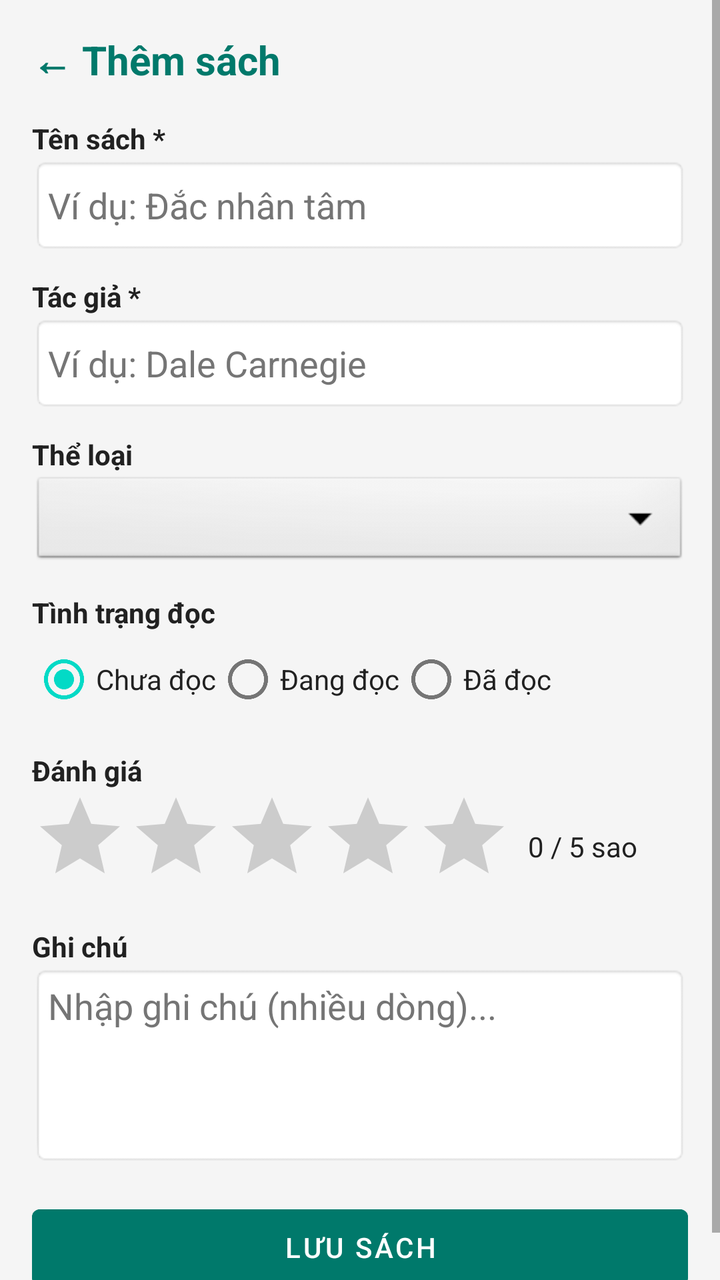
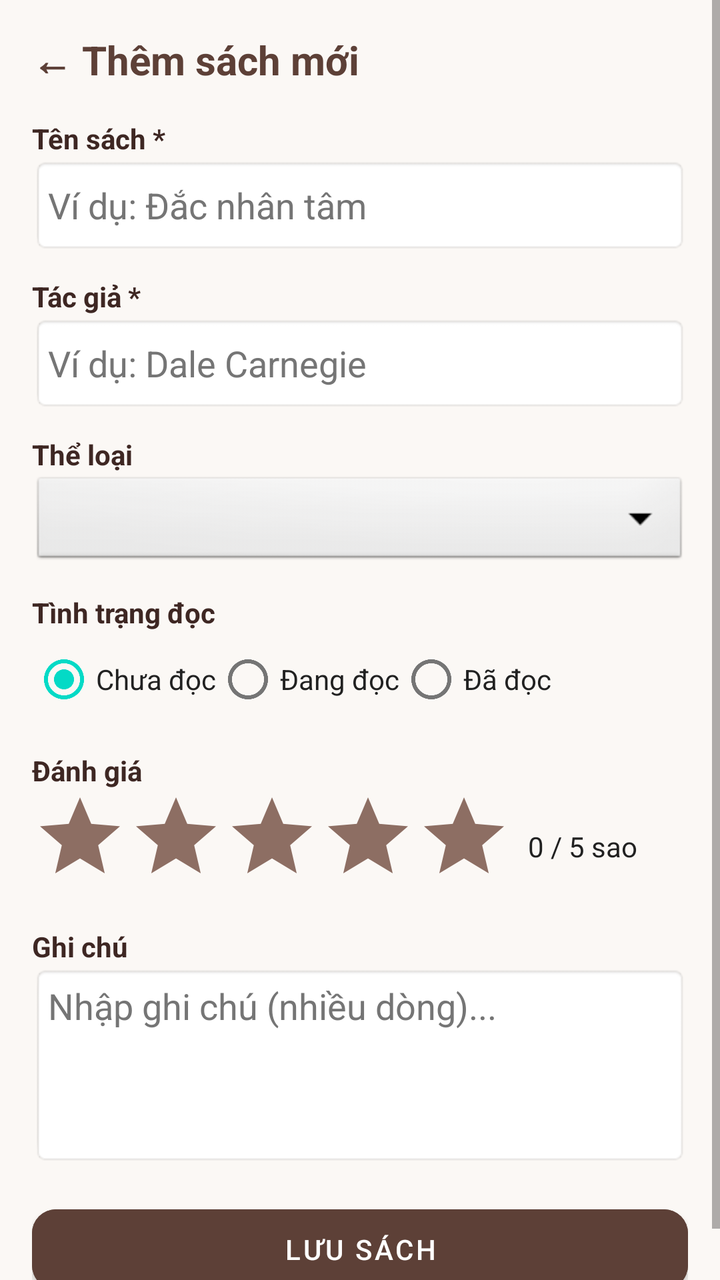

Screens rendered from an Android XML layout before and after an edit, with the pre-edit source and the edit as a unified diff.
<!-- AndroidManifest.xml: application theme Theme.MaterialComponents.DayNight.NoActionBar -->
<!-- res/layout/activity_add_book.xml -->
<?xml version="1.0" encoding="utf-8"?>
<ScrollView xmlns:android="http://schemas.android.com/apk/res/android"
    android:layout_width="match_parent"
    android:layout_height="match_parent"
    android:background="#F5F5F5">

    <LinearLayout
        android:layout_width="match_parent"
        android:layout_height="wrap_content"
        android:orientation="vertical"
        android:padding="16dp">

        <TextView
            android:layout_width="wrap_content"
            android:layout_height="wrap_content"
            android:text="← Thêm sách"
            android:textSize="20sp"
            android:textStyle="bold"
            android:textColor="#00796B"
            android:layout_marginBottom="16dp"/>

        <TextView
            android:layout_width="match_parent"
            android:layout_height="wrap_content"
            android:text="Tên sách *"
            android:textColor="#212121"
            android:textStyle="bold"/>
        <EditText
            android:id="@+id/etTitle"
            android:layout_width="match_parent"
            android:layout_height="48dp"
            android:hint="Ví dụ: Đắc nhân tâm"
            android:textColor="#212121"
            android:textColorHint="#757575"
            android:background="@android:drawable/editbox_background"
            android:padding="8dp"
            android:layout_marginBottom="12dp"/>

        <TextView
            android:layout_width="match_parent"
            android:layout_height="wrap_content"
            android:text="Tác giả *"
            android:textColor="#212121"
            android:textStyle="bold"/>
        <EditText
            android:id="@+id/etAuthor"
            android:layout_width="match_parent"
            android:layout_height="48dp"
            android:hint="Ví dụ: Dale Carnegie"
            android:textColor="#212121"
            android:textColorHint="#757575"
            android:background="@android:drawable/editbox_background"
            android:padding="8dp"
            android:layout_marginBottom="12dp"/>

        <TextView
            android:layout_width="match_parent"
            android:layout_height="wrap_content"
            android:text="Thể loại"
            android:textColor="#212121"
            android:textStyle="bold"/>
        <Spinner
            android:id="@+id/spCategory"
            android:layout_width="match_parent"
            android:layout_height="48dp"
            android:background="@android:drawable/btn_dropdown"
            android:layout_marginBottom="12dp"/>

        <TextView
            android:layout_width="match_parent"
            android:layout_height="wrap_content"
            android:text="Tình trạng đọc"
            android:textColor="#212121"
            android:textStyle="bold"/>
        <RadioGroup
            android:id="@+id/rgStatus"
            android:layout_width="match_parent"
            android:layout_height="wrap_content"
            android:orientation="horizontal"
            android:layout_marginBottom="12dp">
            <RadioButton
                android:id="@+id/rbUnread"
                android:layout_width="wrap_content"
                android:layout_height="wrap_content"
                android:text="Chưa đọc"
                android:textColor="#212121"
                android:checked="true"/>
            <RadioButton
                android:id="@+id/rbReading"
                android:layout_width="wrap_content"
                android:layout_height="wrap_content"
                android:text="Đang đọc"
                android:textColor="#212121"/>
            <RadioButton
                android:id="@+id/rbRead"
                android:layout_width="wrap_content"
                android:layout_height="wrap_content"
                android:text="Đã đọc"
                android:textColor="#212121"/>
        </RadioGroup>

        <TextView
            android:layout_width="match_parent"
            android:layout_height="wrap_content"
            android:text="Đánh giá"
            android:textColor="#212121"
            android:textStyle="bold"/>
        <LinearLayout
            android:layout_width="match_parent"
            android:layout_height="wrap_content"
            android:orientation="horizontal"
            android:gravity="center_vertical"
            android:layout_marginBottom="12dp">

            
            <RatingBar
                android:id="@+id/rbRatingAdd"
                android:layout_width="wrap_content"
                android:layout_height="wrap_content"
                android:numStars="5"
                android:stepSize="1"
                android:progressTint="#FFB300"
                android:progressBackgroundTint="#CCCCCC"/>

            <TextView
                android:id="@+id/tvRatingValue"
                android:layout_width="wrap_content"
                android:layout_height="wrap_content"
                android:text="0 / 5 sao"
                android:textColor="#212121"
                android:layout_marginStart="8dp"/>
        </LinearLayout>

        <TextView
            android:layout_width="match_parent"
            android:layout_height="wrap_content"
            android:text="Ghi chú"
            android:textColor="#212121"
            android:textStyle="bold"/>
        <EditText
            android:id="@+id/etNote"
            android:layout_width="match_parent"
            android:layout_height="100dp"
            android:hint="Nhập ghi chú (nhiều dòng)..."
            android:textColor="#212121"
            android:textColorHint="#757575"
            android:inputType="textMultiLine"
            android:gravity="top"
            android:background="@android:drawable/editbox_background"
            android:padding="8dp"
            android:layout_marginBottom="16dp"/>

        <Button
            android:id="@+id/btnSave"
            android:layout_width="match_parent"
            android:layout_height="50dp"
            android:text="Lưu sách"
            android:textColor="#FFFFFF"
            android:backgroundTint="#00796B"/>
    </LinearLayout>
</ScrollView>
<!-- resources referenced by this layout -->
<resources>

</resources>

<!-- the commit's change to res/layout/activity_add_book.xml (unified diff, before → after) -->
@@ -1,8 +1,9 @@
 <?xml version="1.0" encoding="utf-8"?>
 <ScrollView xmlns:android="http://schemas.android.com/apk/res/android"
+    xmlns:app="http://schemas.android.com/apk/res-auto"
     android:layout_width="match_parent"
     android:layout_height="match_parent"
-    android:background="#F5F5F5">
+    android:background="#FBF8F5">
 
     <LinearLayout
         android:layout_width="match_parent"
@@ -13,149 +14,168 @@
         <TextView
             android:layout_width="wrap_content"
             android:layout_height="wrap_content"
-            android:text="← Thêm sách"
+            android:layout_marginBottom="16dp"
+            android:text="← Thêm sách mới"
+            android:textColor="#5D4037"
             android:textSize="20sp"
-            android:textStyle="bold"
-            android:textColor="#00796B"
-            android:layout_marginBottom="16dp"/>
+            android:textStyle="bold" />
 
         <TextView
             android:layout_width="match_parent"
             android:layout_height="wrap_content"
             android:text="Tên sách *"
-            android:textColor="#212121"
-            android:textStyle="bold"/>
+            android:textColor="#3E2723"
+            android:textStyle="bold" />
+
+        
         <EditText
             android:id="@+id/etTitle"
             android:layout_width="match_parent"
             android:layout_height="48dp"
+            android:layout_marginBottom="12dp"
+            android:background="@android:drawable/editbox_background"
             android:hint="Ví dụ: Đắc nhân tâm"
+            android:imeOptions="actionNext"
+            android:inputType="text"
+            android:maxLines="1"
+            android:padding="8dp"
+            android:singleLine="true"
             android:textColor="#212121"
-            android:textColorHint="#757575"
-            android:background="@android:drawable/editbox_background"
-            android:padding="8dp"
-            android:layout_marginBottom="12dp"/>
+            android:textColorHint="#757575" />
 
         <TextView
             android:layout_width="match_parent"
             android:layout_height="wrap_content"
             android:text="Tác giả *"
-            android:textColor="#212121"
-            android:textStyle="bold"/>
+            android:textColor="#3E2723"
+            android:textStyle="bold" />
+
+        
         <EditText
             android:id="@+id/etAuthor"
             android:layout_width="match_parent"
             android:layout_height="48dp"
+            android:layout_marginBottom="12dp"
+            android:background="@android:drawable/editbox_background"
             android:hint="Ví dụ: Dale Carnegie"
+            android:imeOptions="actionNext"
+            android:inputType="text"
+            android:maxLines="1"
+            android:padding="8dp"
+            android:singleLine="true"
             android:textColor="#212121"
-            android:textColorHint="#757575"
-            android:background="@android:drawable/editbox_background"
-            android:padding="8dp"
-            android:layout_marginBottom="12dp"/>
+            android:textColorHint="#757575" />
 
         <TextView
             android:layout_width="match_parent"
             android:layout_height="wrap_content"
             android:text="Thể loại"
-            android:textColor="#212121"
-            android:textStyle="bold"/>
+            android:textColor="#3E2723"
+            android:textStyle="bold" />
+
         <Spinner
             android:id="@+id/spCategory"
             android:layout_width="match_parent"
             android:layout_height="48dp"
-            android:background="@android:drawable/btn_dropdown"
-            android:layout_marginBottom="12dp"/>
+            android:layout_marginBottom="12dp"
+            android:background="@android:drawable/btn_dropdown" />
 
         <TextView
             android:layout_width="match_parent"
             android:layout_height="wrap_content"
             android:text="Tình trạng đọc"
-            android:textColor="#212121"
-            android:textStyle="bold"/>
+            android:textColor="#3E2723"
+            android:textStyle="bold" />
+
         <RadioGroup
             android:id="@+id/rgStatus"
             android:layout_width="match_parent"
             android:layout_height="wrap_content"
-            android:orientation="horizontal"
-            android:layout_marginBottom="12dp">
+            android:layout_marginBottom="12dp"
+            android:orientation="horizontal">
+
             <RadioButton
                 android:id="@+id/rbUnread"
                 android:layout_width="wrap_content"
                 android:layout_height="wrap_content"
+                android:checked="true"
                 android:text="Chưa đọc"
-                android:textColor="#212121"
-                android:checked="true"/>
+                android:textColor="#212121" />
+
             <RadioButton
                 android:id="@+id/rbReading"
                 android:layout_width="wrap_content"
                 android:layout_height="wrap_content"
                 android:text="Đang đọc"
-                android:textColor="#212121"/>
+                android:textColor="#212121" />
+
             <RadioButton
                 android:id="@+id/rbRead"
                 android:layout_width="wrap_content"
                 android:layout_height="wrap_content"
                 android:text="Đã đọc"
-                android:textColor="#212121"/>
+                android:textColor="#212121" />
         </RadioGroup>
 
         <TextView
             android:layout_width="match_parent"
             android:layout_height="wrap_content"
             android:text="Đánh giá"
-            android:textColor="#212121"
-            android:textStyle="bold"/>
+            android:textColor="#3E2723"
+            android:textStyle="bold" />
+
         <LinearLayout
             android:layout_width="match_parent"
             android:layout_height="wrap_content"
-            android:orientation="horizontal"
+            android:layout_marginBottom="12dp"
             android:gravity="center_vertical"
-            android:layout_marginBottom="12dp">
+            android:orientation="horizontal">
 
-            
             <RatingBar
                 android:id="@+id/rbRatingAdd"
                 android:layout_width="wrap_content"
                 android:layout_height="wrap_content"
                 android:numStars="5"
-                android:stepSize="1"
-                android:progressTint="#FFB300"
-                android:progressBackgroundTint="#CCCCCC"/>
+                android:progressBackgroundTint="#8D6E63"
+                android:progressTint="#D97706"
+                android:stepSize="1" />
 
             <TextView
                 android:id="@+id/tvRatingValue"
                 android:layout_width="wrap_content"
                 android:layout_height="wrap_content"
+                android:layout_marginStart="8dp"
                 android:text="0 / 5 sao"
-                android:textColor="#212121"
-                android:layout_marginStart="8dp"/>
+                android:textColor="#212121" />
         </LinearLayout>
 
         <TextView
             android:layout_width="match_parent"
             android:layout_height="wrap_content"
             android:text="Ghi chú"
-            android:textColor="#212121"
-            android:textStyle="bold"/>
+            android:textColor="#3E2723"
+            android:textStyle="bold" />
+
         <EditText
             android:id="@+id/etNote"
             android:layout_width="match_parent"
             android:layout_height="100dp"
+            android:layout_marginBottom="16dp"
+            android:background="@android:drawable/editbox_background"
+            android:gravity="top"
             android:hint="Nhập ghi chú (nhiều dòng)..."
+            android:inputType="textMultiLine"
+            android:padding="8dp"
             android:textColor="#212121"
-            android:textColorHint="#757575"
-            android:inputType="textMultiLine"
-            android:gravity="top"
-            android:background="@android:drawable/editbox_background"
-            android:padding="8dp"
-            android:layout_marginBottom="16dp"/>
+            android:textColorHint="#757575" />
 
-        <Button
+        <com.google.android.material.button.MaterialButton
             android:id="@+id/btnSave"
             android:layout_width="match_parent"
-            android:layout_height="50dp"
+            android:layout_height="52dp"
+            android:backgroundTint="#5D4037"
             android:text="Lưu sách"
             android:textColor="#FFFFFF"
-            android:backgroundTint="#00796B"/>
+            app:cornerRadius="12dp" />
     </LinearLayout>
 </ScrollView>
